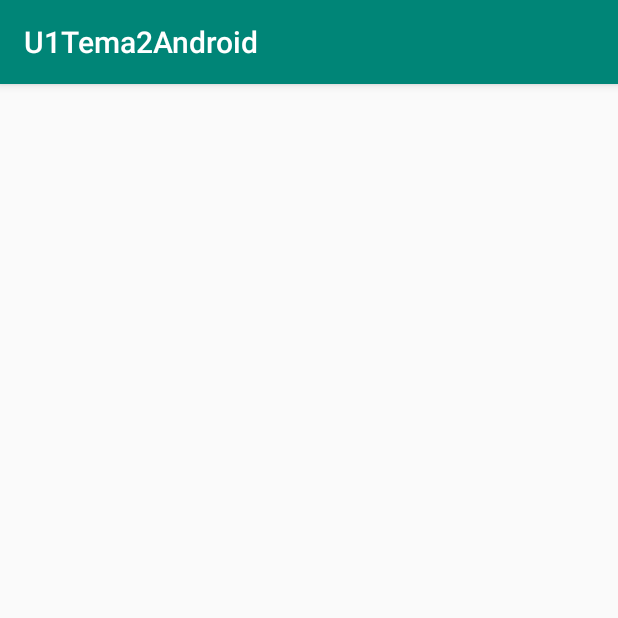
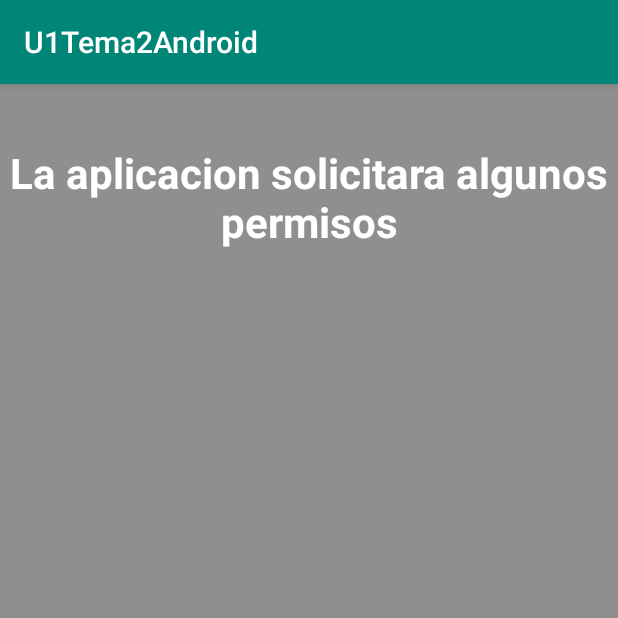
Before and after one commit to ronordonezq/U1Tema2Android, an Android app: the Permisos screen opened directly, with no data from a screen before it, on a phone screen of 412 x 824 dp, the top half of it. Run offline under Robolectric (Android 15) with nearby library versions, the phone set to English and light mode, and no system bars.

Commit message:
Añadiendo permiso de solicitud de llamada con atraso de postDelayed con handler

```diff
--- a/app/src/main/AndroidManifest.xml
+++ b/app/src/main/AndroidManifest.xml
@@ -4,6 +4,9 @@
 
     <uses-permission android:name="android.permission.CALL_PHONE" />
     <uses-permission android:name="android.permission.INTERNET" />
+    <uses-permission android:name="android.permission.ACCESS_FINE_LOCATION" />
+    <uses-permission android:name="android.permission.GET_ACCOUNTS" />
+    <uses-permission android:name="android.permission.WRITE_EXTERNAL_STORAGE" />
 
     <application
         android:allowBackup="true"
--- a/app/src/main/java/com/example/u1tema2android/Intenciones.java
+++ b/app/src/main/java/com/example/u1tema2android/Intenciones.java
@@ -2,7 +2,9 @@ package com.example.u1tema2android;
 
 import androidx.appcompat.app.AlertDialog;
 import androidx.appcompat.app.AppCompatActivity;
+import androidx.core.content.ContextCompat;
 
+import android.Manifest;
 import android.content.DialogInterface;
 import android.content.Intent;
 import android.content.pm.PackageManager;
@@ -27,6 +29,8 @@ public class Intenciones  extends AppCompatActivity {
   public void Llamar(View view) {
     Intent intent = new Intent(Intent.ACTION_CALL,
             Uri.parse("tel:952000243"));
+    if (ContextCompat.checkSelfPermission(this,
+            Manifest.permission.CALL_PHONE) == PackageManager.PERMISSION_GRANTED)
     startActivity(intent);
   }
   public void maps(View view) {
--- a/app/src/main/java/com/example/u1tema2android/MainActivity.java
+++ b/app/src/main/java/com/example/u1tema2android/MainActivity.java
@@ -46,6 +46,11 @@ public class MainActivity extends AppCompatActivity {
       startActivity(new Intent(this, Multimedia.class));
       return true;
     }
+
+    if (id == R.id.activity_permisos) {
+      startActivity(new Intent(this, Permisos.class));
+      return true;
+    }
     return super.onOptionsItemSelected(item);
   }
 
--- a/app/src/main/java/com/example/u1tema2android/Permisos.java
+++ b/app/src/main/java/com/example/u1tema2android/Permisos.java
@@ -1,8 +1,15 @@
 package com.example.u1tema2android;
 
+import androidx.appcompat.app.AlertDialog;
 import androidx.appcompat.app.AppCompatActivity;
+import androidx.core.app.ActivityCompat;
+import androidx.core.content.ContextCompat;
 
+import android.Manifest;
+import android.content.DialogInterface;
+import android.content.pm.PackageManager;
 import android.os.Bundle;
+import android.os.Handler;
 
 public class Permisos extends AppCompatActivity {
 
@@ -10,5 +17,57 @@ public class Permisos extends AppCompatActivity {
   protected void onCreate(Bundle savedInstanceState) {
     super.onCreate(savedInstanceState);
     setContentView(R.layout.activity_permisos);
+    if (ContextCompat.checkSelfPermission(this,
+            Manifest.permission.CALL_PHONE) == PackageManager.PERMISSION_GRANTED){
+      arranque();
+    } else {
+      Handler handler = new Handler();
+      handler.postDelayed(
+              new Runnable() {
+                public void run() {
+                  solicitarPermiso(Manifest.permission.CALL_PHONE,
+                          "Sin el permiso" + " de telefono no podemos realizar llamadas.", 0);
+                }
+              }, 2000L);
+    }
   }
+  public void solicitarPermiso(final String permiso, String justificacion, final int codigo) {
+    if (ActivityCompat.shouldShowRequestPermissionRationale(this, permiso)) {
+      AlertDialog.Builder dialogo1 = new AlertDialog.Builder(this);
+      dialogo1.setTitle("Solicitud de permiso");
+      dialogo1.setMessage(justificacion);
+      dialogo1.setPositiveButton("Ok", new DialogInterface.OnClickListener() {
+        public void onClick(DialogInterface dialogo1, int id) {
+          ActivityCompat.requestPermissions(Permisos.this, new String[]{permiso}, codigo);
+        }
+      });
+      dialogo1.show();
+    } else {
+      ActivityCompat.requestPermissions(this, new String[]{permiso}, codigo);
+    }
+  }
+
+  @Override
+  public void onRequestPermissionsResult(int requestCode, String[] permissions, int[] grantResults) {
+    if (requestCode == 0) {
+      if (grantResults.length == 1 && grantResults[0] == PackageManager.PERMISSION_GRANTED) {
+        arranque();
+      } else {
+        solicitarPermiso(Manifest.permission.CALL_PHONE,
+                "Sin el permiso" + "\" de telefono no podemos realizar llamadas.", 0);
+      }
+    }
+  }
+  void arranque() {
+    AlertDialog.Builder dialogo1 = new AlertDialog.Builder(this);
+    dialogo1.setTitle("FELICITACIONES");
+    dialogo1.setMessage("Usted ya tiene los permisos necesarios para usar nuestra app");
+    dialogo1.setPositiveButton("Ok", new DialogInterface.OnClickListener() {
+      public void onClick(DialogInterface dialogo1, int id) {
+        finish();
+      }
+    });
+    dialogo1.show();
+  }
+
 }
--- a/app/src/main/res/layout/activity_permisos.xml
+++ b/app/src/main/res/layout/activity_permisos.xml
@@ -1,9 +1,20 @@
 <?xml version="1.0" encoding="utf-8"?>
-<androidx.constraintlayout.widget.ConstraintLayout xmlns:android="http://schemas.android.com/apk/res/android"
-    xmlns:app="http://schemas.android.com/apk/res-auto"
+<LinearLayout xmlns:android="http://schemas.android.com/apk/res/android"
     xmlns:tools="http://schemas.android.com/tools"
     android:layout_width="match_parent"
     android:layout_height="match_parent"
-    tools:context=".Permisos">
-
-</androidx.constraintlayout.widget.ConstraintLayout>
+    android:orientation="vertical"
+    android:background="#8f8f8f"
+    android:gravity="top"
+    >
+    <TextView
+        android:layout_width="match_parent"
+        android:layout_height="wrap_content"
+        android:layout_marginTop="40dp"
+        android:text="La aplicacion solicitara algunos permisos"
+        android:textColor="#fff"
+        android:textStyle="bold"
+        android:textSize="28sp"
+        android:gravity="center"
+        />
+</LinearLayout>
```
